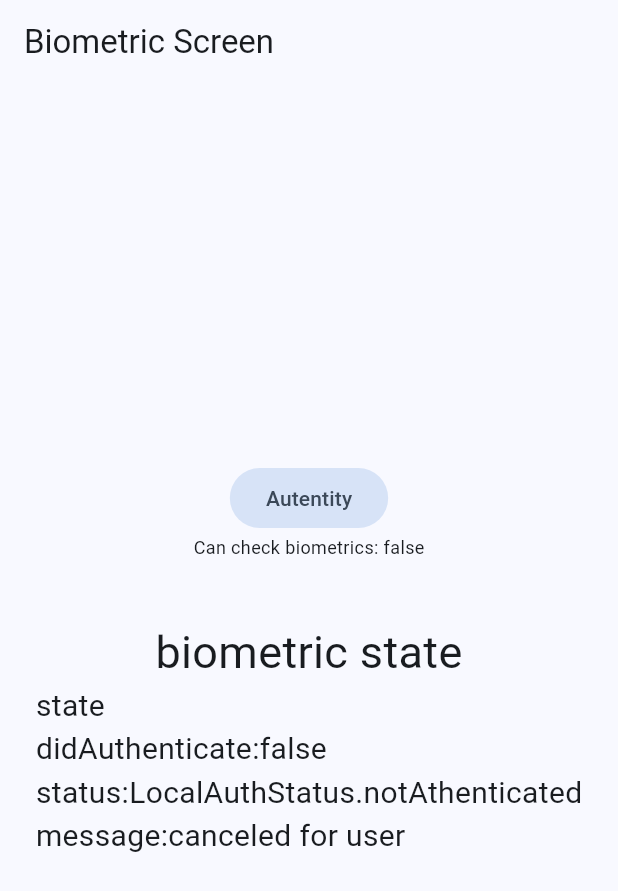
After one commit to DavidVM12/miscelaneos, a Flutter app: the BiometricScreen screen opened by its route, after a tap on "Autentity", on a phone screen of 412 x 824 dp. The commit adds this screen. Shown: the top 891 px of the screen. Run offline on Flutter 3.47's test engine with Material 2 defaults, Android fonts, the phone set to English and light mode, and no system bars; our stand-ins replace dio, flutter_compass, flutter_riverpod, go_router, google_fonts, local_auth and 3 more.

Commit message:
feat: use finger authenticated and faceid

```diff
--- a/lib/config/config.dart
+++ b/lib/config/config.dart
@@ -1,3 +1,4 @@
 export 'theme/app_theme.dart';
 export 'router/app_router.dart';
 export 'plugins/share_plugins.dart';
+export 'plugins/local_auth_plugin.dart';
--- /dev/null
+++ b/lib/config/plugins/local_auth_plugin.dart
@@ -0,0 +1,46 @@
+import 'package:flutter/services.dart';
+import 'package:local_auth/local_auth.dart';
+import 'package:local_auth/error_codes.dart' as auth_error;
+
+class LocalAuthPlugin {
+  static final LocalAuthentication auth = LocalAuthentication();
+
+  static avaibleBiometrics() async {
+    final List<BiometricType> availableBiometrics =
+        await auth.getAvailableBiometrics();
+
+    if (availableBiometrics.isNotEmpty) {
+      // Some biometrics are enrolled.
+    }
+
+    if (availableBiometrics.contains(BiometricType.strong) ||
+        availableBiometrics.contains(BiometricType.face)) {
+      // Specific types of biometrics are available.
+      // Use checks like this with caution!
+    }
+  }
+
+  static Future<bool> canCheckBiometrics() async {
+    return await auth.canCheckBiometrics;
+  }
+
+  static Future<(bool, String)> authenticate({bool biometric = false}) async {
+    try {
+      final bool didAuthenticate = await auth.authenticate(
+          localizedReason: 'Please authenticate to show account balance',
+          options:  AuthenticationOptions(
+              biometricOnly: biometric
+              ));
+
+      return (didAuthenticate, didAuthenticate ? 'did' : 'canceled for user');
+    } on PlatformException catch (e) {
+      if (e.code == auth_error.notEnrolled) return (false, 'not enrolled');
+      if (e.code == auth_error.lockedOut) return (false, 'many tries error');
+      if (e.code == auth_error.notAvailable) return (false, 'there is no biometric sensor');
+      if (e.code == auth_error.passcodeNotSet) return (false, 'there is no passcode set');
+      if (e.code == auth_error.permanentlyLockedOut) return (false, 'available phone restart');
+
+      return (false, e.toString());
+    }
+  }
+}
--- a/lib/config/router/app_router.dart
+++ b/lib/config/router/app_router.dart
@@ -39,5 +39,11 @@ final router = GoRouter(routes: [
 
               return PokemonScreen(pokemonId: id);
             }),
-      ])
+      ]),
+
+
+  //!biometric
+  GoRoute(
+      path: '/biometric',
+      builder: (context, state) => const BiometricScreen()),
 ]);
--- /dev/null
+++ b/lib/presentation/providers/local_auth/local_auth_provider.dart
@@ -0,0 +1,62 @@
+// ignore_for_file: public_member_api_docs, sort_constructors_first
+
+import 'package:flutter_riverpod/flutter_riverpod.dart';
+
+import 'package:miscelaneos/config/config.dart';
+
+final canCheckBiometricsProvider = FutureProvider<bool>((ref) async {
+  return await LocalAuthPlugin.canCheckBiometrics();
+});
+
+enum LocalAuthStatus { authenticated, notAthenticated, authenticating }
+
+class LocalAuthState {
+  final bool didAuthenticate;
+  final LocalAuthStatus status;
+  final String message;
+
+  LocalAuthState(
+      {this.didAuthenticate = false,
+      this.status = LocalAuthStatus.authenticated,
+      this.message = ''});
+
+  LocalAuthState copyWith({
+    bool? didAuthenticate,
+    LocalAuthStatus? status,
+    String? message,
+  }) =>
+      LocalAuthState(
+        didAuthenticate: didAuthenticate ?? this.didAuthenticate,
+        status: status ?? this.status,
+        message: message ?? this.message,
+      );
+
+  @override
+  String toString() {
+    return '\ndidAuthenticate:$didAuthenticate\nstatus:$status\nmessage:$message';
+  }
+
+}
+
+class LocalAuthNotifier extends StateNotifier<LocalAuthState> {
+  LocalAuthNotifier() : super(LocalAuthState());
+
+  Future<(bool, String)> authenticateUser({bool biometric = false}) async {
+    final (didAuthenticate, message) = await LocalAuthPlugin.authenticate(biometric: biometric);
+
+    state = state.copyWith(
+      didAuthenticate: didAuthenticate,
+      message: message,
+      status: didAuthenticate
+          ? LocalAuthStatus.authenticated
+          : LocalAuthStatus.notAthenticated,
+    );
+
+    return (didAuthenticate, message);
+  }
+}
+
+final localAuthProvider =
+    StateNotifierProvider<LocalAuthNotifier, LocalAuthState>((ref) {
+  return LocalAuthNotifier();
+});
--- a/lib/presentation/providers/providers.dart
+++ b/lib/presentation/providers/providers.dart
@@ -13,3 +13,7 @@ export 'sensors/magnetometer_providers.dart';
 //pokemons
 export 'pokemons/pokemon_list_provider.dart';
 export 'pokemons/pokemon_provider.dart';
+
+//local_auth
+
+export 'local_auth/local_auth_provider.dart';
--- /dev/null
+++ b/lib/presentation/screens/biometrics/biometric_screen.dart
@@ -0,0 +1,44 @@
+import 'package:flutter/material.dart';
+import 'package:flutter_riverpod/flutter_riverpod.dart';
+import 'package:miscelaneos/presentation/providers/providers.dart';
+
+class BiometricScreen extends ConsumerWidget {
+  const BiometricScreen({super.key});
+
+  @override
+  Widget build(BuildContext context, ref) {
+
+    final canCheckBiometrics = ref.watch(canCheckBiometricsProvider);
+    final localAuthState = ref.watch(localAuthProvider);
+
+    return Scaffold(
+        appBar: AppBar(
+          title: const Text('Biometric Screen'),
+        ),
+        body: Center(
+          child: Column(
+            mainAxisAlignment: MainAxisAlignment.center,
+            children: [
+              FilledButton.tonal(onPressed: () {
+
+
+                ref.read(localAuthProvider.notifier).authenticateUser();
+
+              }, child: const Text('Autentity')),
+
+              canCheckBiometrics.when(
+                data: (canCheck) => Text('Can check biometrics: $canCheck'),
+                error: (e, s) => Text('Error: $e'),
+                loading: () => const CircularProgressIndicator(),
+              ),
+
+
+
+              const SizedBox( height: 40),
+              const Text('biometric state', style: TextStyle(fontSize: 30), textAlign: TextAlign.center,),
+              Text('state $localAuthState', style: const TextStyle(fontSize: 20)),
+            ],
+          ),
+        ));
+  }
+}
--- a/lib/presentation/screens/screens.dart
+++ b/lib/presentation/screens/screens.dart
@@ -10,3 +10,7 @@ export 'sensors/magnetometer_screen.dart';
 
 export 'pokemons/pokemons_screens.dart';
 export 'pokemons/pokemon_screen.dart';
+
+//biometric
+
+export 'biometrics/biometric_screen.dart';
--- a/lib/presentation/widgets/shared/main_menu.dart
+++ b/lib/presentation/widgets/shared/main_menu.dart
@@ -16,6 +16,7 @@ final menuItems = <MenuItem>[
   MenuItem('Gyroscope Ball', Icons.sports_baseball_outlined, '/gyroscope-ball'),
   MenuItem('Compass', Icons.explore, '/compass'),
   MenuItem('Pokemons', Icons.catching_pokemon, '/pokemons'),
+  MenuItem('biometric', Icons.fingerprint, '/biometric'),
 ];
 
 class MainMenu extends StatelessWidget {
--- a/pubspec.yaml
+++ b/pubspec.yaml
@@ -15,6 +15,7 @@ dependencies:
   flutter_riverpod: ^2.3.6
   go_router: ^10.0.0
   google_fonts: ^5.1.0
+  local_auth: ^2.1.6
   permission_handler: ^10.4.3
   sensors_plus: ^3.0.2
   share_plus: ^7.0.2
```
Also changed, not shown: pubspec.lock, 4 other files.
